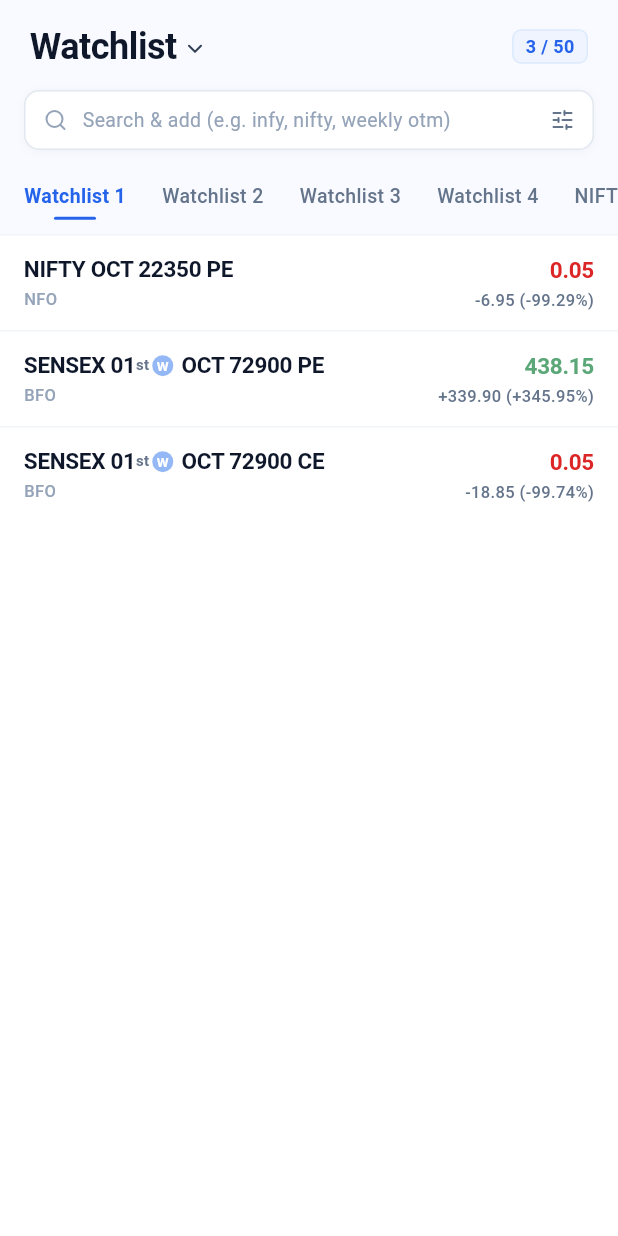
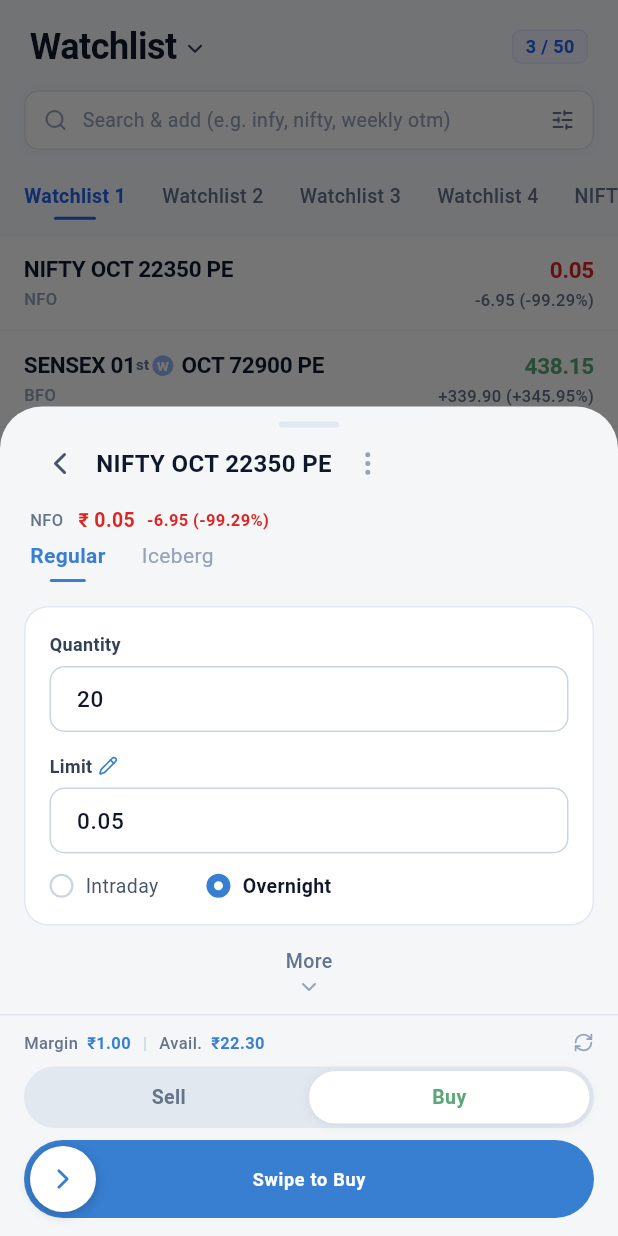
Before and after one commit to Arifspj/papertrading, a Flutter app: the WatchlistScreen widget shown alone on an empty page, opened directly, after a tap on "NIFTY OCT 22350 PE", on a phone screen of 412 x 824 dp. Run offline on Flutter 3.47's test engine with Material 3 defaults, Android fonts, the phone set to English and light mode, and no system bars; our stand-ins replace lucide_icons_flutter.

Commit message:
Add watchlist search-and-add sheet and order pad on quote tap

```diff
--- a/lib/repositories/watchlist_repository.dart
+++ b/lib/repositories/watchlist_repository.dart
@@ -3,11 +3,17 @@
 /// Contract for watchlist quote data.
 abstract class WatchlistRepository {
   Future<List<WatchItem>> fetchWatchlist();
+
+  /// Symbols matching [query] that are not already on the watchlist.
+  List<WatchItem> searchSymbols(String query);
+
+  Future<void> addItem(WatchItem item);
 }
 
-/// Seeded demo quotes matching the reference "Watchlist" design.
+/// Seeded demo quotes matching the reference "Watchlist" design. Mutable so
+/// items added via search persist while the app session is alive.
 class MockWatchlistRepository implements WatchlistRepository {
-  static const _items = [
+  static const _seed = [
     WatchItem(
       symbol: 'NIFTY OCT 22350 PE',
       lastPrice: 0.05,
@@ -33,9 +39,120 @@
     ),
   ];
 
+  static const _catalog = [
+    ..._seed,
+    WatchItem(
+      symbol: 'NIFTY 24OCT 22500 CE',
+      lastPrice: 142.30,
+      change: 18.45,
+      changePct: 14.88,
+      segment: 'NFO',
+      isWeekly: true,
+    ),
+    WatchItem(
+      symbol: 'NIFTY 24OCT 22400 PE',
+      lastPrice: 86.50,
+      change: -12.10,
+      changePct: -12.27,
+      segment: 'NFO',
+      isWeekly: true,
+    ),
+    WatchItem(
+      symbol: 'BANKNIFTY 23OCT 51200 CE',
+      lastPrice: 345.80,
+      change: 42.60,
+      changePct: 14.05,
+      segment: 'NFO',
+      isWeekly: true,
+    ),
+    WatchItem(
+      symbol: 'BANKNIFTY 23OCT 50800 PE',
+      lastPrice: 210.15,
+      change: -28.40,
+      changePct: -11.90,
+      segment: 'NFO',
+      isWeekly: true,
+    ),
+    WatchItem(
+      symbol: 'SENSEX 01st OCT 72900 CE',
+      lastPrice: 391.05,
+      change: 290.20,
+      changePct: 287.75,
+      segment: 'BFO',
+      isWeekly: true,
+    ),
+    WatchItem(
+      symbol: 'SENSEX 01st OCT 72500 PE',
+      lastPrice: 118.40,
+      change: -45.60,
+      changePct: -27.80,
+      segment: 'BFO',
+      isWeekly: true,
+    ),
+    WatchItem(
+      symbol: 'FINNIFTY 29th 23900 CE',
+      lastPrice: 95.20,
+      change: 8.75,
+      changePct: 10.12,
+      segment: 'NFO',
+      isWeekly: true,
+    ),
+    WatchItem(
+      symbol: 'NIFTY 28NOV FUT',
+      lastPrice: 22580.00,
+      change: 65.40,
+      changePct: 0.29,
+      segment: 'NFO',
+    ),
+    WatchItem(
+      symbol: 'BANKNIFTY 28NOV FUT',
+      lastPrice: 51450.00,
+      change: -112.30,
+      changePct: -0.22,
+      segment: 'NFO',
+    ),
+    WatchItem(
+      symbol: 'NIFTY',
+      lastPrice: 22765.80,
+      change: 128.35,
+      changePct: 0.57,
+      segment: 'NSE',
+    ),
+    WatchItem(
+      symbol: 'BANKNIFTY',
+      lastPrice: 51622.55,
+      change: -154.20,
+      changePct: -0.30,
+      segment: 'NSE',
+    ),
+  ];
+
+  final List<WatchItem> _items = List.of(_seed);
+
   @override
   Future<List<WatchItem>> fetchWatchlist() async {
     await Future<void>.delayed(const Duration(milliseconds: 350));
     return List.of(_items);
   }
+
+  @override
+  List<WatchItem> searchSymbols(String query) {
+    final q = query.trim().toLowerCase();
+    final added = _items.map((e) => e.symbol.toLowerCase()).toSet();
+    return _catalog
+        .where((e) {
+          final symbol = e.symbol.toLowerCase();
+          if (added.contains(symbol)) return false;
+          return q.isEmpty || symbol.contains(q);
+        })
+        .toList();
+  }
+
+  @override
+  Future<void> addItem(WatchItem item) async {
+    await Future<void>.delayed(const Duration(milliseconds: 150));
+    if (!_items.any((e) => e.symbol == item.symbol)) {
+      _items.add(item);
+    }
+  }
 }
--- a/lib/screens/positions/widgets/order_pad_sheet.dart
+++ b/lib/screens/positions/widgets/order_pad_sheet.dart
@@ -15,6 +15,46 @@
   BuildContext context, {
   required Position position,
 }) {
+  return _showOrderPad(
+    context,
+    position: position,
+    initialSide: position.isClosed ? OrderPadAction.buy : OrderPadAction.sell,
+    initialQty: position.isClosed ? 20 : position.quantity.abs().toDouble(),
+  );
+}
+
+/// Order Pad for a watchlist quote (no open position yet). Defaults to Buy
+/// with a small starting quantity.
+Future<OrderPadAction?> showWatchOrderPadSheet(
+  BuildContext context, {
+  required String symbol,
+  required String segment,
+  required double lastPrice,
+  required double change,
+}) {
+  return _showOrderPad(
+    context,
+    position: Position(
+      symbol: symbol,
+      quantity: 20,
+      // "Previous close" implied by the quote so the change row matches.
+      averagePrice: lastPrice - change,
+      lastTradedPrice: lastPrice,
+      pnl: 0,
+      product: 'MIS',
+      segment: segment,
+    ),
+    initialSide: OrderPadAction.buy,
+    initialQty: 20,
+  );
+}
+
+Future<OrderPadAction?> _showOrderPad(
+  BuildContext context, {
+  required Position position,
+  required OrderPadAction initialSide,
+  required double initialQty,
+}) {
   return showModalBottomSheet<OrderPadAction>(
     context: context,
     backgroundColor: const Color(0xFFF4F6F8),
@@ -22,7 +62,11 @@
       borderRadius: BorderRadius.vertical(top: Radius.circular(28)),
     ),
     isScrollControlled: true,
-    builder: (_) => _OrderPadSheet(position: position),
+    builder: (_) => _OrderPadSheet(
+      position: position,
+      initialSide: initialSide,
+      initialQty: initialQty,
+    ),
   );
 }
 
@@ -34,8 +78,14 @@
 
 class _OrderPadSheet extends StatefulWidget {
   final Position position;
+  final OrderPadAction initialSide;
+  final double initialQty;
 
-  const _OrderPadSheet({required this.position});
+  const _OrderPadSheet({
+    required this.position,
+    required this.initialSide,
+    required this.initialQty,
+  });
 
   @override
   State<_OrderPadSheet> createState() => _OrderPadSheetState();
@@ -53,9 +103,8 @@
   void initState() {
     super.initState();
     final p = widget.position;
-    _side = p.isClosed ? OrderPadAction.buy : OrderPadAction.sell;
-    final qty = p.isClosed ? 20 : p.quantity.abs();
-    _qtyCtrl = TextEditingController(text: formatQty(qty.toDouble()));
+    _side = widget.initialSide;
+    _qtyCtrl = TextEditingController(text: formatQty(widget.initialQty));
     _limitCtrl = TextEditingController(text: formatPlain(p.lastTradedPrice));
   }
 
--- a/lib/screens/watchlist/watchlist_screen.dart
+++ b/lib/screens/watchlist/watchlist_screen.dart
@@ -7,6 +7,8 @@
 import '../../models/watchlist.dart';
 import '../../repositories/watchlist_repository.dart';
 import '../positions/widgets/order_pad_sheet.dart';
+import 'widgets/watch_symbol_line.dart';
+import 'widgets/watchlist_search_sheet.dart';
 
 const _headerBg = Color(0xFFF8FAFF);
 
@@ -49,6 +51,30 @@
       _items = items;
       _loading = false;
     });
+  }
+
+  Future<void> _openSearch() async {
+    final added = await showWatchlistSearchSheet(context);
+    if (!mounted || added == null) return;
+    ScaffoldMessenger.of(context).showSnackBar(
+      SnackBar(content: Text('${added.symbol} added to Watchlist')),
+    );
+    _load();
+  }
+
+  Future<void> _openOrderPad(WatchItem item) async {
+    final action = await showWatchOrderPadSheet(
+      context,
+      symbol: item.symbol,
+      segment: item.segment,
+      lastPrice: item.lastPrice,
+      change: item.change,
+    );
+    if (!mounted || action == null) return;
+    final label = action == OrderPadAction.buy ? 'Buy' : 'Sell';
+    ScaffoldMessenger.of(context).showSnackBar(
+      SnackBar(content: Text('$label order placed for ${item.symbol} (demo)')),
+    );
   }
 
   @override
@@ -127,6 +153,12 @@
   Widget _searchBar() {
     return Padding(
       padding: const EdgeInsets.fromLTRB(16, 0, 16, 12),
+      child: Material(
+        color: Colors.white,
+        borderRadius: BorderRadius.circular(10),
+        child: InkWell(
+          onTap: _openSearch,
+          borderRadius: BorderRadius.circular(10),
           child: Container(
             height: 40,
             padding: const EdgeInsets.symmetric(horizontal: 12),
@@ -165,6 +197,8 @@
                   color: TradePalette.slate500,
                 ),
               ],
+            ),
+          ),
         ),
       ),
     );
@@ -221,7 +255,10 @@
       itemCount: _items.length,
       separatorBuilder: (_, i) =>
           const Divider(color: TradePalette.slate100, height: 1),
-      itemBuilder: (context, i) => _WatchRow(item: _items[i]),
+      itemBuilder: (context, i) => _WatchRow(
+        item: _items[i],
+        onTap: () => _openOrderPad(_items[i]),
+      ),
     );
   }
 }
@@ -229,8 +266,9 @@
 /// One quote row: symbol + W badge (left) and price + change (right).
 class _WatchRow extends StatelessWidget {
   final WatchItem item;
+  final VoidCallback onTap;
 
-  const _WatchRow({required this.item});
+  const _WatchRow({required this.item, required this.onTap});
 
   @override
   Widget build(BuildContext context) {
@@ -242,7 +280,7 @@
         '(${gain ? '+' : '-'}${formatPlain(item.changePct.abs())}%)';
 
     return InkWell(
-      onTap: () {},
+      onTap: onTap,
       child: Padding(
         padding: const EdgeInsets.fromLTRB(16, 12, 16, 12),
         child: Row(
@@ -251,7 +289,10 @@
               child: Column(
                 crossAxisAlignment: CrossAxisAlignment.start,
                 children: [
-                  _SymbolLine(item: item),
+                  WatchSymbolLine(
+                    symbol: item.symbol,
+                    isWeekly: item.isWeekly,
+                  ),
                   const SizedBox(height: 2),
                   Text(
                     item.segment,
@@ -294,73 +335,3 @@
     );
   }
 }
-
-/// Weekly-option aware symbol line with superscript and "W" badge.
-class _SymbolLine extends StatelessWidget {
-  final WatchItem item;
-
-  const _SymbolLine({required this.item});
-
-  @override
-  Widget build(BuildContext context) {
-    final parts = SymbolParts.parse(item.symbol);
-    final base = const TextStyle(
-      fontSize: 15,
-      fontWeight: FontWeight.w600,
-      letterSpacing: -0.2,
-      color: TradePalette.slate900,
-      height: 1.3,
-    );
-    return Text.rich(
-      TextSpan(
-        style: base,
-        children: [
-          TextSpan(text: parts.head),
-          if (parts.suffix != null)
-            WidgetSpan(
-              alignment: PlaceholderAlignment.baseline,
-              baseline: TextBaseline.alphabetic,
-              child: Transform.translate(
-                offset: const Offset(0, -2),
-                child: Text(
-                  parts.suffix!,
-                  style: const TextStyle(
-                    fontSize: 10,
-                    fontWeight: FontWeight.w600,
-                    color: TradePalette.slate500,
-                    height: 1.0,
-                  ),
-                ),
-              ),
-            ),
-          if (item.isWeekly)
-            WidgetSpan(
-              alignment: PlaceholderAlignment.middle,
-              child: Container(
-                width: 14,
-                height: 14,
-                margin: const EdgeInsets.symmetric(horizontal: 2),
-                alignment: Alignment.center,
-                decoration: const BoxDecoration(
-                  color: TradePalette.weekBadge,
-                  shape: BoxShape.circle,
-                ),
-                child: const Text(
-                  'W',
-                  style: TextStyle(
-                    fontSize: 9,
-                    fontWeight: FontWeight.w700,
-                    color: Colors.white,
-                    height: 1,
-                  ),
-                ),
-              ),
-            ),
-          TextSpan(text: parts.tail),
-        ],
-      ),
-      maxLines: 1,
-      overflow: TextOverflow.ellipsis,
-    );
-  }
-}
--- /dev/null
+++ b/lib/screens/watchlist/widgets/watch_symbol_line.dart
@@ -0,0 +1,84 @@
+import 'package:flutter/material.dart';
+
+import '../../../core/theme/cyber_colors.dart';
+import '../../positions/widgets/order_pad_sheet.dart';
+
+/// Weekly-option aware symbol line with superscript and "W" badge:
+/// "SENSEX 01st [W] OCT 72900 PE". Reused in watchlist rows, search results
+/// and the order pad title.
+class WatchSymbolLine extends StatelessWidget {
+  final String symbol;
+  final bool isWeekly;
+  final double fontSize;
+
+  const WatchSymbolLine({
+    super.key,
+    required this.symbol,
+    this.isWeekly = false,
+    this.fontSize = 15,
+  });
+
+  @override
+  Widget build(BuildContext context) {
+    final parts = SymbolParts.parse(symbol);
+    final base = TextStyle(
+      fontSize: fontSize,
+      fontWeight: FontWeight.w600,
+      letterSpacing: -0.2,
+      color: TradePalette.slate900,
+      height: 1.3,
+    );
+    final badge = (fontSize * 14 / 15).clamp(12.0, 16.0);
+    return Text.rich(
+      TextSpan(
+        style: base,
+        children: [
+          TextSpan(text: parts.head),
+          if (parts.suffix != null)
+            WidgetSpan(
+              alignment: PlaceholderAlignment.baseline,
+              baseline: TextBaseline.alphabetic,
+              child: Transform.translate(
+                offset: const Offset(0, -2),
+                child: Text(
+                  parts.suffix!,
+                  style: TextStyle(
+                    fontSize: fontSize * 0.67,
+                    fontWeight: FontWeight.w600,
+                    color: TradePalette.slate500,
+                    height: 1.0,
+                  ),
+                ),
+              ),
+            ),
+          if (isWeekly)
+            WidgetSpan(
+              alignment: PlaceholderAlignment.middle,
+              child: Container(
+                width: badge,
+                height: badge,
+                margin: const EdgeInsets.symmetric(horizontal: 2),
+                alignment: Alignment.center,
+                decoration: const BoxDecoration(
+                  color: TradePalette.weekBadge,
+                  shape: BoxShape.circle,
+                ),
+                child: Text(
+                  'W',
+                  style: TextStyle(
+                    fontSize: badge * 0.64,
+                    fontWeight: FontWeight.w700,
+                    color: Colors.white,
+                    height: 1,
+                  ),
+                ),
+              ),
+            ),
+          TextSpan(text: parts.tail),
+        ],
+      ),
+      maxLines: 1,
+      overflow: TextOverflow.ellipsis,
+    );
+  }
+}
--- a/pubspec.yaml
+++ b/pubspec.yaml
@@ -16,7 +16,7 @@
 # https://developer.apple.com/library/archive/documentation/General/Reference/InfoPlistKeyReference/Articles/CoreFoundationKeys.html
 # In Windows, build-name is used as the major, minor, and patch parts
 # of the product and file versions while build-number is used as the build suffix.
-version: 1.0.3+1
+version: 1.0.4+1
 
 environment:
   sdk: ^3.10.0
```
Also changed, not shown: lib/screens/watchlist/widgets/watchlist_search_sheet.dart (added, +247 -0 lines). Lines whose indentation alone changed are shown as unchanged.
